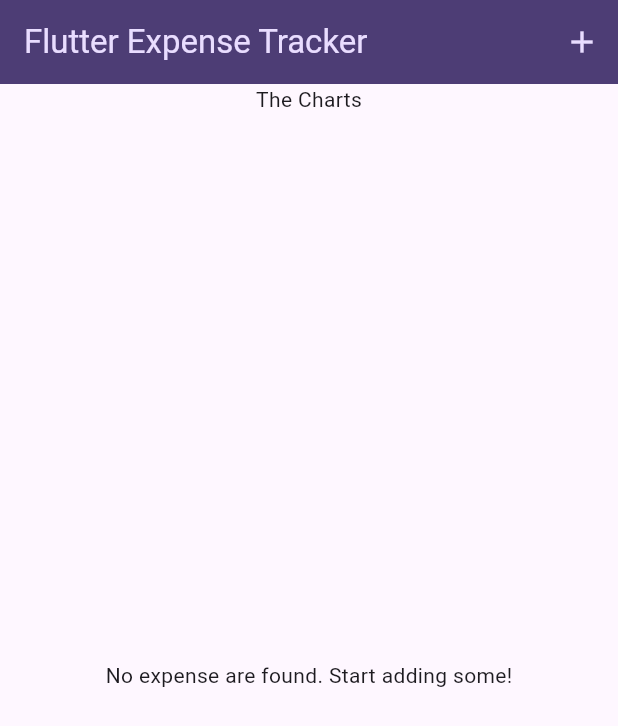
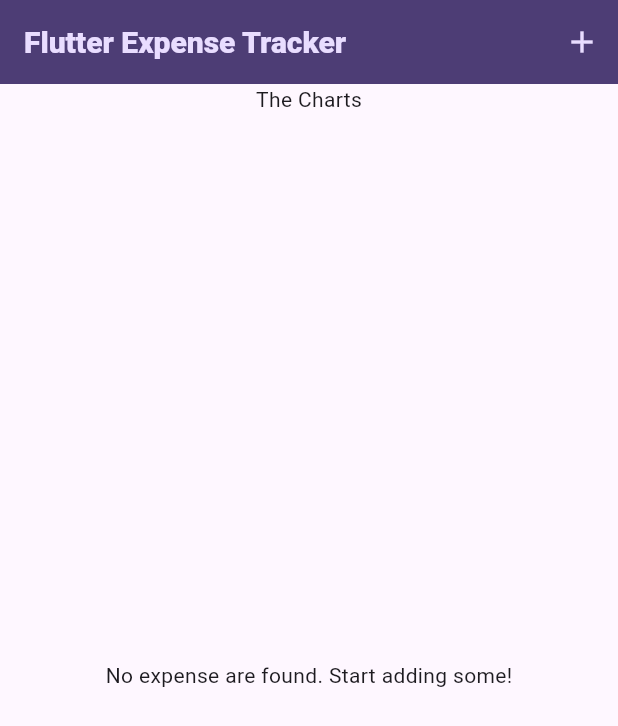
Before and after one commit to Vaibhav-kesarwani/Expense-Tracker-App, a Flutter app: the screen it shows after launch, on a phone screen of 412 x 824 dp. Shown: the top 726 px of the screen. Run offline on Flutter 3.47's test engine with Material 3 defaults, Android fonts, the phone set to English and light mode, and no system bars.

Commit message:
text theme change

```diff
--- a/lib/main.dart
+++ b/lib/main.dart
@@ -21,6 +21,25 @@ class MyApp extends StatelessWidget {
           backgroundColor: kColorScheme.onPrimaryContainer,
           foregroundColor: kColorScheme.primaryContainer,
         ),
+        cardTheme: const CardTheme().copyWith(
+          color: kColorScheme.secondaryContainer,
+          margin: const EdgeInsets.symmetric(
+            horizontal: 16,
+            vertical: 8,
+          ),
+        ),
+        elevatedButtonTheme: ElevatedButtonThemeData(
+          style: ElevatedButton.styleFrom(
+            backgroundColor: kColorScheme.primaryContainer,
+          ),
+        ),
+        textTheme: ThemeData().textTheme.copyWith(
+              titleLarge: TextStyle(
+                fontWeight: FontWeight.w800,
+                color: kColorScheme.onSecondaryContainer,
+                fontSize: 20,
+              ),
+            ),
       ),
       debugShowCheckedModeBanner: false,
       home: const Expenses(),
```
